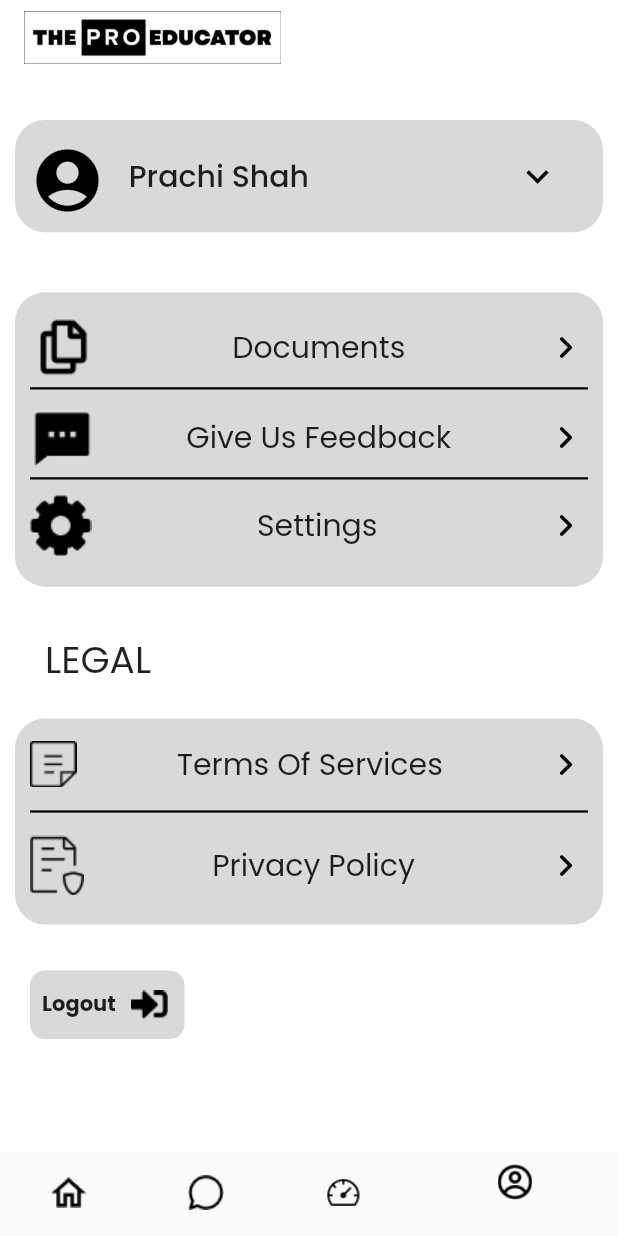
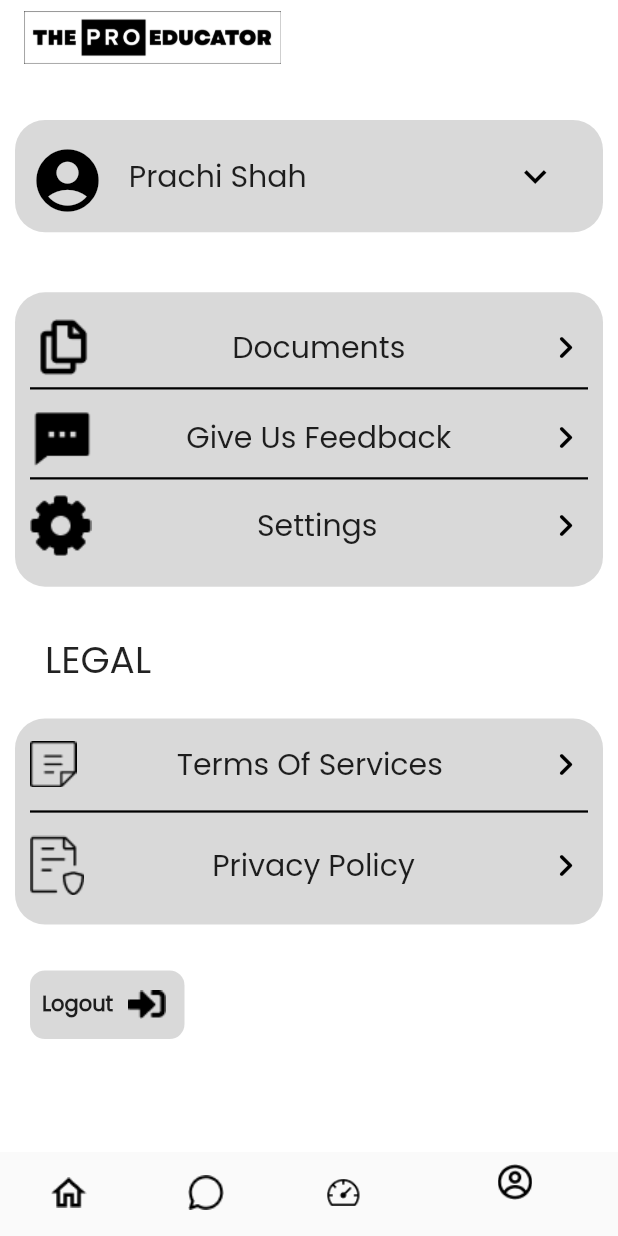
Before and after one commit to Het20dit072/proeducator_dfh, a Flutter app: the screen it shows after launch, item 4 of the bottom bar chosen, on a phone screen of 412 x 824 dp. Run offline on Flutter 3.47's test engine with Material 2 defaults, Android fonts, the phone set to English and light mode, and no system bars.

Commit message:
remove googlefonts

```diff
--- a/lib/Screens/profile.dart
+++ b/lib/Screens/profile.dart
@@ -1,12 +1,10 @@
 import 'package:flutter/material.dart';
-import 'package:google_fonts/google_fonts.dart';
 import 'package:proeducator/Screens/chatScreen.dart';
 
 import 'package:proeducator/Screens/dashboard.dart';
 import 'package:proeducator/Screens/homescreen.dart';
 
 class ProfileScreen extends StatefulWidget {
-
   @override
   State<ProfileScreen> createState() => _ProfileScreenState();
 }
@@ -69,8 +67,10 @@ class _ProfileScreenState extends State<ProfileScreen> {
                   ),
                   Text(
                     "Prachi Shah",
-                    style: GoogleFonts.poppins(
-                        fontSize: 20, fontWeight: FontWeight.w500),
+                    style: TextStyle(
+                        fontFamily: 'Poppins',
+                        fontSize: 20,
+                        fontWeight: FontWeight.w500),
                   ),
                   SizedBox(
                     width: width / 3,
@@ -102,7 +102,8 @@ class _ProfileScreenState extends State<ProfileScreen> {
                       Image.asset("assets/documents.png"),
                       Text(
                         "Documents",
-                        style: GoogleFonts.poppins(
+                        style: TextStyle(
+                          fontFamily: 'Poppins',
                           fontSize: 20,
                         ),
                       ),
@@ -130,7 +131,8 @@ class _ProfileScreenState extends State<ProfileScreen> {
                       Image.asset("assets/messages.png"),
                       Text(
                         "Give Us Feedback",
-                        style: GoogleFonts.poppins(
+                        style: TextStyle(
+                          fontFamily: 'Poppins',
                           fontSize: 20,
                         ),
                       ),
@@ -158,7 +160,8 @@ class _ProfileScreenState extends State<ProfileScreen> {
                       Image.asset("assets/settings.png"),
                       Text(
                         "Settings",
-                        style: GoogleFonts.poppins(
+                        style: TextStyle(
+                          fontFamily: 'Poppins',
                           fontSize: 20,
                         ),
                       ),
@@ -180,7 +183,7 @@ class _ProfileScreenState extends State<ProfileScreen> {
             padding: const EdgeInsets.symmetric(horizontal: 30),
             child: Text(
               "LEGAL",
-              style: GoogleFonts.poppins(fontSize: 25),
+              style: TextStyle(fontFamily: 'Poppins', fontSize: 25),
             ),
           ),
           SizedBox(
@@ -205,7 +208,8 @@ class _ProfileScreenState extends State<ProfileScreen> {
                       Image.asset("assets/terms_of_sevices.png"),
                       Text(
                         "Terms Of Services",
-                        style: GoogleFonts.poppins(
+                        style: TextStyle(
+                          fontFamily: 'Poppins',
                           fontSize: 20,
                         ),
                       ),
@@ -234,7 +238,8 @@ class _ProfileScreenState extends State<ProfileScreen> {
                       Image.asset("assets/privacy_policy.png"),
                       Text(
                         "Privacy Policy",
-                        style: GoogleFonts.poppins(
+                        style: TextStyle(
+                          fontFamily: 'Poppins',
                           fontSize: 20,
                         ),
                       ),
@@ -266,7 +271,8 @@ class _ProfileScreenState extends State<ProfileScreen> {
                 children: [
                   Text(
                     "Logout",
-                    style: GoogleFonts.poppins(fontWeight: FontWeight.bold),
+                    style: TextStyle(
+                        fontFamily: 'Poppins', fontWeight: FontWeight.bold),
                   ),
                   SizedBox(
                     width: 10,
```
Also changed, not shown: lib/Screens/OnBoarding.dart (+20 -13 lines), lib/Screens/chatScreen.dart (+6 -4 lines), lib/Screens/homescreen.dart (+16 -4 lines), lib/Screens/loginscreen.dart (+13 -8 lines), lib/Screens/signupscreen.dart (+10 -7 lines), pubspec.yaml (+5 -5 lines), assets/fonts/Poppins-Regular.ttf (added), pubspec.lock, 1 other file.
